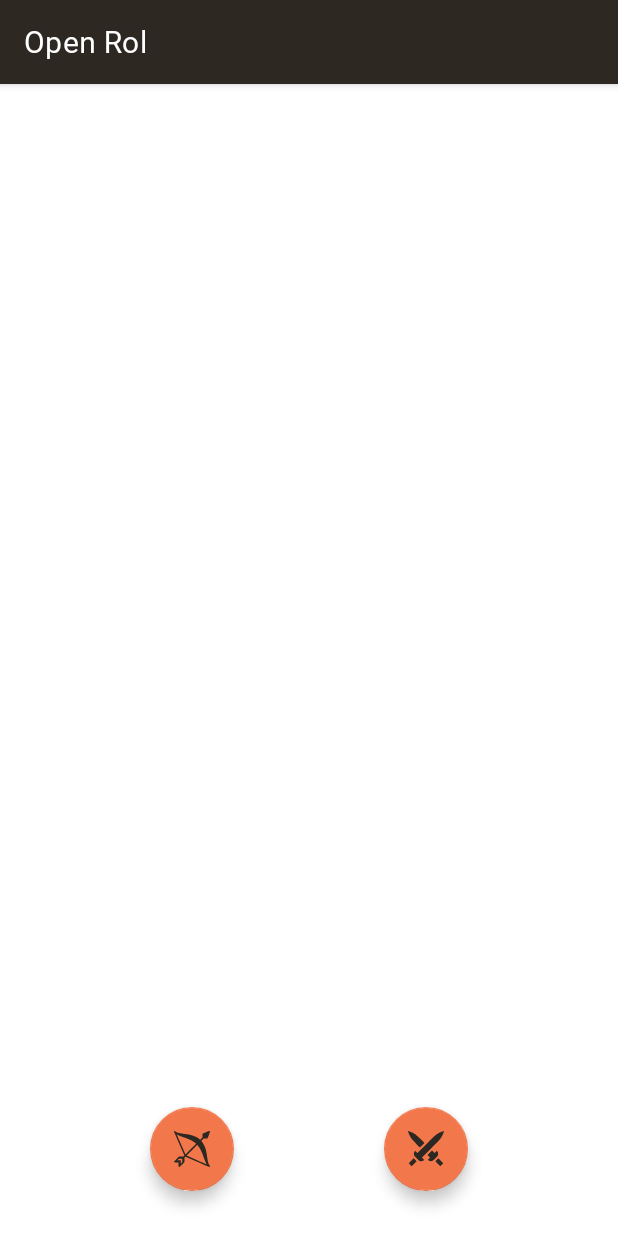
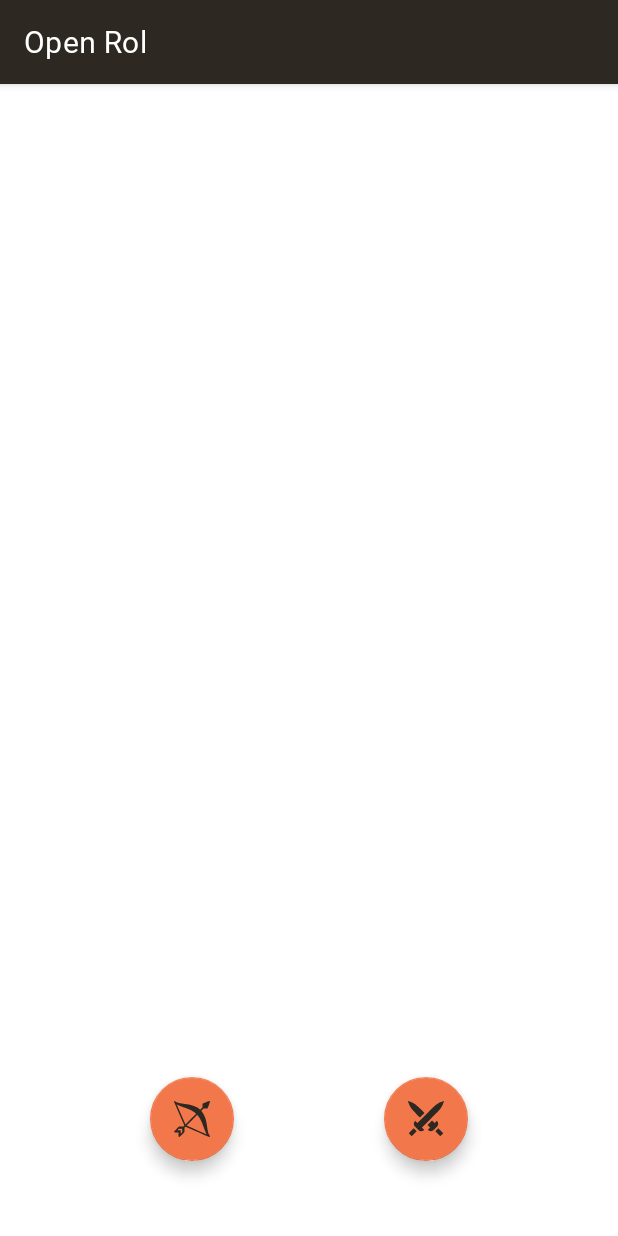
Before and after one commit to mcas2/OpenRol, an Android app: the fragment DnDCharFragment3 shown on its own in the app's theme, on a phone screen of 412 x 824 dp. Run offline under Robolectric (Android 15) with nearby library versions, the phone set to English and light mode, and no system bars.

Commit message:
minor changes

```diff
--- a/app/src/main/res/layout/fragment_dnd_3.xml
+++ b/app/src/main/res/layout/fragment_dnd_3.xml
@@ -17,7 +17,7 @@
         android:layout_width="wrap_content"
         android:layout_height="wrap_content"
         android:clickable="true"
-        android:layout_marginBottom="30dp"
+        android:layout_marginBottom="50dp"
         app:layout_constraintBottom_toBottomOf="parent"
         app:layout_constraintEnd_toEndOf="parent"
         app:layout_constraintHorizontal_bias="0.5"
@@ -28,7 +28,7 @@
         android:id="@+id/createRangeWeapon"
         android:layout_width="wrap_content"
         android:layout_height="wrap_content"
-        android:layout_marginBottom="30dp"
+        android:layout_marginBottom="50dp"
         android:clickable="true"
         app:layout_constraintBottom_toBottomOf="parent"
         app:layout_constraintEnd_toStartOf="@+id/createCCWeapon"
```
